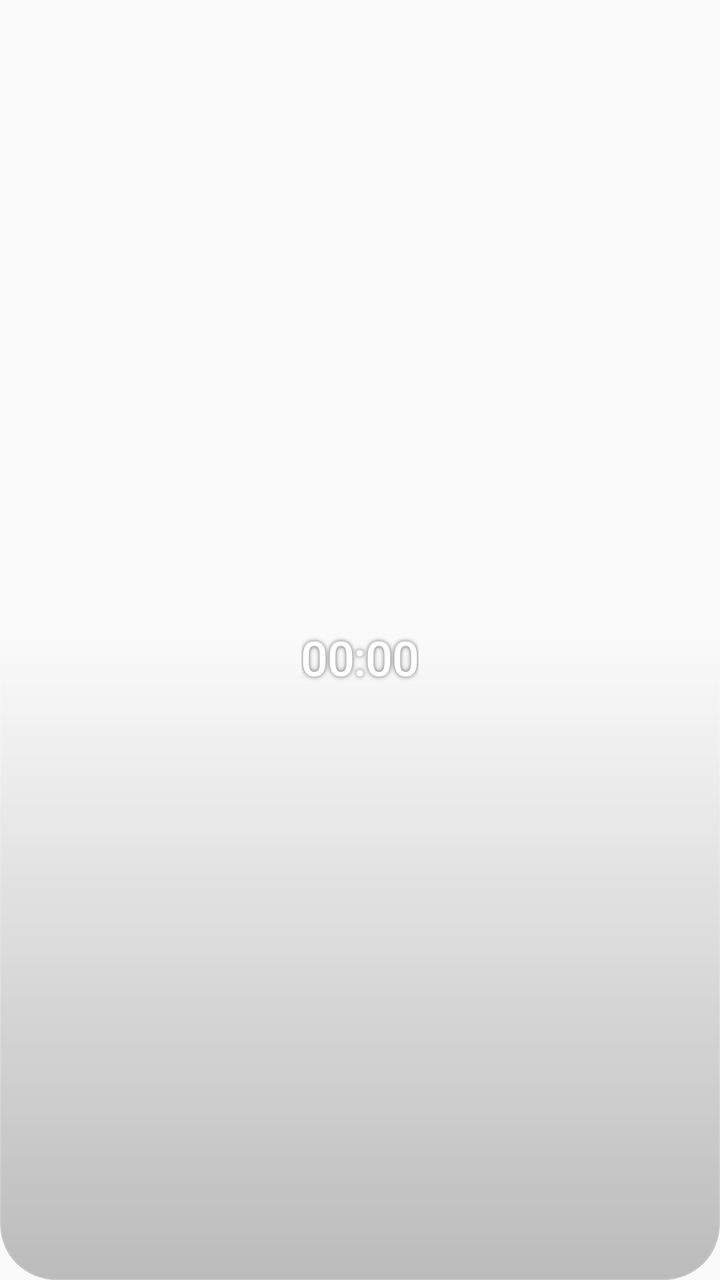
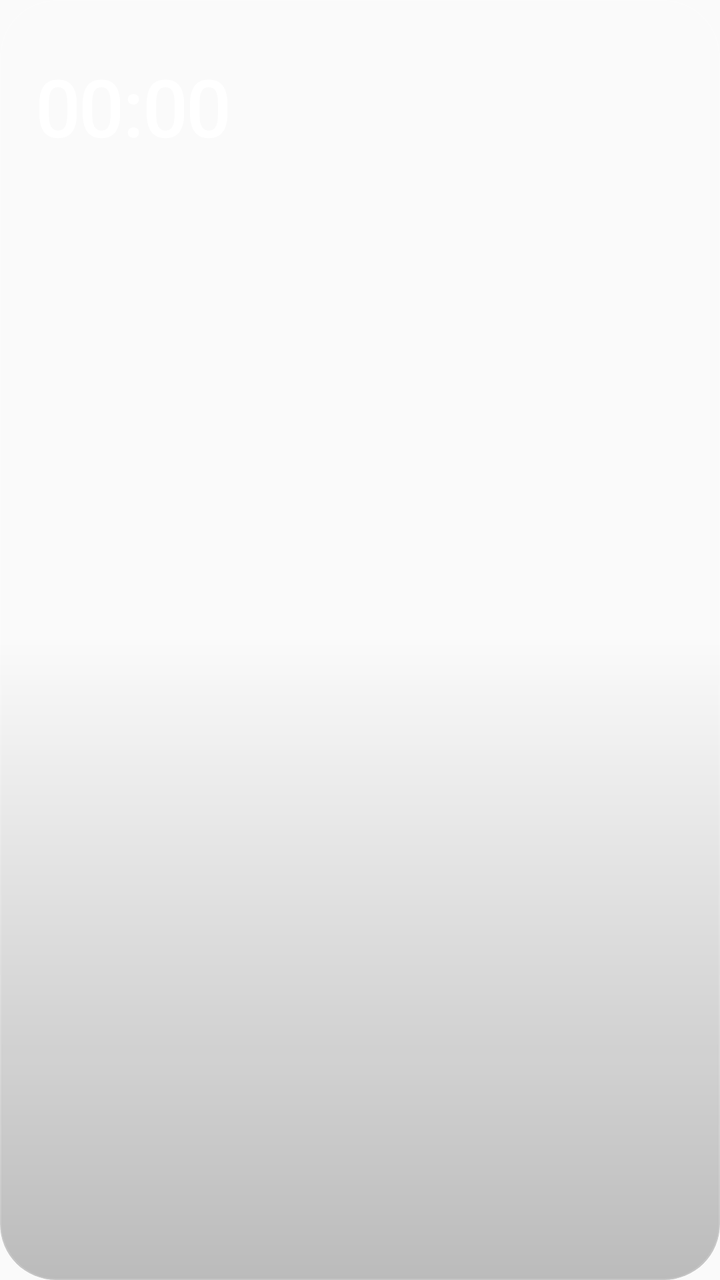

Screens rendered from an Android XML layout before and after an edit, with the pre-edit source and the edit as a unified diff.
<!-- AndroidManifest.xml: application theme Theme.Waktiva -->
<!-- res/layout/widget_my_day.xml -->
<?xml version="1.0" encoding="utf-8"?>
<FrameLayout xmlns:android="http://schemas.android.com/apk/res/android"
    android:id="@android:id/background"
    android:layout_width="match_parent"
    android:layout_height="match_parent"
    android:background="@drawable/widget_clip"
    android:clipToOutline="true">

    <ImageView
        android:id="@+id/widget_bg"
        android:layout_width="match_parent"
        android:layout_height="match_parent"
        android:scaleType="fitXY" />

    <ImageView
        android:layout_width="match_parent"
        android:layout_height="match_parent"
        android:scaleType="fitXY"
        android:src="@drawable/widget_sheen" />

    <LinearLayout
        android:id="@+id/widget_content"
        android:layout_width="match_parent"
        android:layout_height="match_parent"
        android:orientation="vertical"
        android:paddingStart="14dp"
        android:paddingTop="12dp"
        android:paddingEnd="14dp"
        android:paddingBottom="10dp">

        
        <LinearLayout
            android:layout_width="match_parent"
            android:layout_height="wrap_content"
            android:gravity="center_vertical"
            android:orientation="horizontal">

            <LinearLayout
                android:layout_width="0dp"
                android:layout_height="wrap_content"
                android:layout_weight="1"
                android:orientation="vertical">

                <TextView
                    android:id="@+id/widget_location"
                    android:layout_width="match_parent"
                    android:layout_height="wrap_content"
                    android:ellipsize="end"
                    android:fontFamily="sans-serif"
                    android:maxLines="1"
                    android:textColor="#FFFFFFFF"
                    android:textSize="15sp"
                    android:textStyle="bold" />

                <TextView
                    android:id="@+id/widget_date"
                    android:layout_width="match_parent"
                    android:layout_height="wrap_content"
                    android:ellipsize="end"
                    android:fontFamily="sans-serif-medium"
                    android:maxLines="1"
                    android:textColor="#B3FFFFFF"
                    android:textSize="11sp" />
            </LinearLayout>

            <LinearLayout
                android:id="@+id/widget_weather_now"
                android:layout_width="wrap_content"
                android:layout_height="wrap_content"
                android:layout_marginStart="8dp"
                android:gravity="center_vertical"
                android:orientation="horizontal">

                <ImageView
                    android:id="@+id/widget_weather_icon"
                    android:layout_width="32dp"
                    android:layout_height="32dp"
                    android:layout_marginEnd="4dp"
                    android:scaleType="fitCenter" />

                <LinearLayout
                    android:layout_width="wrap_content"
                    android:layout_height="wrap_content"
                    android:gravity="end"
                    android:orientation="vertical">

                    <TextView
                        android:id="@+id/widget_temp"
                        android:layout_width="wrap_content"
                        android:layout_height="wrap_content"
                        android:fontFamily="sans-serif-medium"
                        android:fontFeatureSettings="tnum"
                        android:includeFontPadding="false"
                        android:maxLines="1"
                        android:textColor="#FFFFFFFF"
                        android:textSize="20sp" />

                    <TextView
                        android:id="@+id/widget_weather_range"
                        android:layout_width="wrap_content"
                        android:layout_height="wrap_content"
                        android:fontFamily="sans-serif-medium"
                        android:fontFeatureSettings="tnum"
                        android:maxLines="1"
                        android:textColor="#B3FFFFFF"
                        android:textSize="10sp" />
                </LinearLayout>
            </LinearLayout>
        </LinearLayout>

        
        <FrameLayout
            android:layout_width="match_parent"
            android:layout_height="0dp"
            android:layout_marginTop="4dp"
            android:layout_weight="1">

            <ImageView
                android:id="@+id/widget_ring"
                android:layout_width="match_parent"
                android:layout_height="match_parent"
                android:scaleType="fitCenter" />

            <LinearLayout
                android:layout_width="wrap_content"
                android:layout_height="wrap_content"
                android:layout_gravity="center"
                android:gravity="center_horizontal"
                android:orientation="vertical">

                <LinearLayout
                    android:layout_width="wrap_content"
                    android:layout_height="wrap_content"
                    android:gravity="center_vertical"
                    android:orientation="horizontal">

                    <ImageView
                        android:id="@+id/widget_icon"
                        android:layout_width="13dp"
                        android:layout_height="13dp"
                        android:layout_marginEnd="5dp"
                        android:scaleType="fitCenter" />

                    <TextView
                        android:id="@+id/widget_name"
                        android:layout_width="wrap_content"
                        android:layout_height="wrap_content"
                        android:ellipsize="end"
                        android:fontFamily="sans-serif-medium"
                        android:letterSpacing="0.08"
                        android:maxLines="1"
                        android:shadowColor="#99000000"
                        android:shadowRadius="4"
                        android:textAllCaps="true"
                        android:textColor="#FFFFFFFF"
                        android:textSize="11sp"
                        android:textStyle="bold" />
                </LinearLayout>

                <Chronometer
                    android:id="@+id/widget_chrono"
                    android:layout_width="wrap_content"
                    android:layout_height="wrap_content"
                    android:countDown="true"
                    android:fontFamily="sans-serif-medium"
                    android:fontFeatureSettings="tnum"
                    android:includeFontPadding="false"
                    android:letterSpacing="-0.02"
                    android:maxLines="1"
                    android:shadowColor="#99000000"
                    android:shadowRadius="6"
                    android:textColor="#FFFFFFFF"
                    android:textSize="24sp" />

                <TextView
                    android:id="@+id/widget_time"
                    android:layout_width="wrap_content"
                    android:layout_height="wrap_content"
                    android:layout_marginTop="1dp"
                    android:fontFamily="sans-serif-medium"
                    android:fontFeatureSettings="tnum"
                    android:maxLines="1"
                    android:shadowColor="#99000000"
                    android:shadowRadius="4"
                    android:textColor="#B3FFFFFF"
                    android:textSize="11sp" />
            </LinearLayout>
        </FrameLayout>

        
        <LinearLayout
            android:id="@+id/widget_log_header"
            android:layout_width="match_parent"
            android:layout_height="wrap_content"
            android:layout_marginTop="4dp"
            android:gravity="center_vertical"
            android:orientation="horizontal"
            android:paddingStart="4dp"
            android:paddingEnd="4dp">

            <TextView
                android:id="@+id/widget_log_count"
                android:layout_width="0dp"
                android:layout_height="wrap_content"
                android:layout_weight="1"
                android:ellipsize="end"
                android:fontFamily="sans-serif-medium"
                android:maxLines="1"
                android:textColor="#CCFFFFFF"
                android:textSize="11sp" />

            <TextView
                android:id="@+id/widget_streak"
                android:layout_width="wrap_content"
                android:layout_height="wrap_content"
                android:layout_marginStart="8dp"
                android:ellipsize="end"
                android:fontFamily="sans-serif-medium"
                android:maxLines="1"
                android:textColor="#FFFFD54F"
                android:textSize="11sp" />
        </LinearLayout>

        
        <LinearLayout
            android:id="@+id/widget_log"
            android:layout_width="match_parent"
            android:layout_height="wrap_content"
            android:layout_marginTop="4dp"
            android:orientation="horizontal" />
    </LinearLayout>

    <include layout="@layout/widget_empty" />

</FrameLayout>
<!-- res/layout/widget_empty.xml (included above) -->
<?xml version="1.0" encoding="utf-8"?>
<LinearLayout xmlns:android="http://schemas.android.com/apk/res/android"
    android:id="@+id/widget_empty"
    android:layout_width="match_parent"
    android:layout_height="match_parent"
    android:gravity="center"
    android:orientation="vertical"
    android:padding="@dimen/widget_padding"
    android:visibility="gone">

    <ImageView
        android:layout_width="40dp"
        android:layout_height="40dp"
        android:src="@drawable/ic_launcher_foreground" />

    <TextView
        android:layout_width="wrap_content"
        android:layout_height="wrap_content"
        android:layout_marginTop="4dp"
        android:fontFamily="sans-serif-medium"
        android:gravity="center"
        android:text="@string/widget_empty"
        android:textColor="#B3FFFFFF"
        android:textSize="12sp" />

</LinearLayout>
<!-- resources referenced by this layout -->
<resources>
  <dimen name="widget_padding">16dp</dimen>
  <!-- drawable ic_launcher_foreground: vector/xml drawable (drawable, 3406 chars, omitted) -->
  <!-- drawable widget_clip (drawable) -->
  <?xml version="1.0" encoding="utf-8"?>
  <shape xmlns:android="http://schemas.android.com/apk/res/android"
      android:shape="rectangle">
      <corners android:radius="@dimen/widget_corner_radius" />
      <solid android:color="@android:color/transparent" />
  </shape>
  <!-- drawable widget_sheen (drawable) -->
  <?xml version="1.0" encoding="utf-8"?>
  <layer-list xmlns:android="http://schemas.android.com/apk/res/android">
      <item>
          <shape android:shape="rectangle">
              <gradient
                  android:angle="270"
                  android:startColor="#26FFFFFF"
                  android:centerColor="#00FFFFFF"
                  android:endColor="#00FFFFFF"
                  android:type="linear" />
              <corners android:radius="@dimen/widget_corner_radius" />
          </shape>
      </item>
      <item>
          <shape android:shape="rectangle">
              <gradient
                  android:angle="90"
                  android:startColor="#40000000"
                  android:centerColor="#00000000"
                  android:endColor="#00000000"
                  android:type="linear" />
              <corners android:radius="@dimen/widget_corner_radius" />
          </shape>
      </item>
      <item>
          <shape android:shape="rectangle">
              <stroke android:width="0.5dp" android:color="#24FFFFFF" />
              <corners android:radius="@dimen/widget_corner_radius" />
          </shape>
      </item>
  </layer-list>
  <string name="widget_empty">Open Waktiva to load prayer times</string>
  <style name="Theme.Waktiva" parent="Theme.AppCompat.DayNight.NoActionBar" />
  <dimen name="widget_corner_radius">22dp</dimen>
</resources>

<!-- the commit's change to res/layout/widget_my_day.xml (unified diff, before → after) -->
@@ -23,216 +23,180 @@
         android:layout_width="match_parent"
         android:layout_height="match_parent"
         android:orientation="vertical"
-        android:paddingStart="14dp"
-        android:paddingTop="12dp"
-        android:paddingEnd="14dp"
-        android:paddingBottom="10dp">
-
-        
+        android:paddingStart="18dp"
+        android:paddingTop="14dp"
+        android:paddingEnd="16dp"
+        android:paddingBottom="12dp">
+
         <LinearLayout
             android:layout_width="match_parent"
             android:layout_height="wrap_content"
             android:gravity="center_vertical"
             android:orientation="horizontal">
 
-            <LinearLayout
+            <include
+                layout="@layout/widget_moment"
                 android:layout_width="0dp"
                 android:layout_height="wrap_content"
-                android:layout_weight="1"
-                android:orientation="vertical">
-
-                <TextView
-                    android:id="@+id/widget_location"
-                    android:layout_width="match_parent"
-                    android:layout_height="wrap_content"
-                    android:ellipsize="end"
-                    android:fontFamily="sans-serif"
-                    android:maxLines="1"
-                    android:textColor="#FFFFFFFF"
-                    android:textSize="15sp"
-                    android:textStyle="bold" />
-
-                <TextView
-                    android:id="@+id/widget_date"
-                    android:layout_width="match_parent"
-                    android:layout_height="wrap_content"
-                    android:ellipsize="end"
-                    android:fontFamily="sans-serif-medium"
-                    android:maxLines="1"
-                    android:textColor="#B3FFFFFF"
-                    android:textSize="11sp" />
-            </LinearLayout>
-
-            <LinearLayout
-                android:id="@+id/widget_weather_now"
-                android:layout_width="wrap_content"
-                android:layout_height="wrap_content"
-                android:layout_marginStart="8dp"
-                android:gravity="center_vertical"
-                android:orientation="horizontal">
-
-                <ImageView
-                    android:id="@+id/widget_weather_icon"
-                    android:layout_width="32dp"
-                    android:layout_height="32dp"
-                    android:layout_marginEnd="4dp"
-                    android:scaleType="fitCenter" />
-
-                <LinearLayout
-                    android:layout_width="wrap_content"
-                    android:layout_height="wrap_content"
-                    android:gravity="end"
-                    android:orientation="vertical">
-
-                    <TextView
-                        android:id="@+id/widget_temp"
-                        android:layout_width="wrap_content"
-                        android:layout_height="wrap_content"
-                        android:fontFamily="sans-serif-medium"
-                        android:fontFeatureSettings="tnum"
-                        android:includeFontPadding="false"
-                        android:maxLines="1"
-                        android:textColor="#FFFFFFFF"
-                        android:textSize="20sp" />
-
-                    <TextView
-                        android:id="@+id/widget_weather_range"
-                        android:layout_width="wrap_content"
-                        android:layout_height="wrap_content"
-                        android:fontFamily="sans-serif-medium"
-                        android:fontFeatureSettings="tnum"
-                        android:maxLines="1"
-                        android:textColor="#B3FFFFFF"
-                        android:textSize="10sp" />
-                </LinearLayout>
-            </LinearLayout>
-        </LinearLayout>
-
-        
-        <FrameLayout
-            android:layout_width="match_parent"
-            android:layout_height="0dp"
-            android:layout_marginTop="4dp"
-            android:layout_weight="1">
-
-            <ImageView
-                android:id="@+id/widget_ring"
-                android:layout_width="match_parent"
-                android:layout_height="match_parent"
-                android:scaleType="fitCenter" />
+                android:layout_weight="1" />
 
             <LinearLayout
                 android:layout_width="wrap_content"
                 android:layout_height="wrap_content"
-                android:layout_gravity="center"
-                android:gravity="center_horizontal"
+                android:layout_marginStart="10dp"
+                android:gravity="end"
                 android:orientation="vertical">
 
-                <LinearLayout
-                    android:layout_width="wrap_content"
-                    android:layout_height="wrap_content"
-                    android:gravity="center_vertical"
-                    android:orientation="horizontal">
-
-                    <ImageView
-                        android:id="@+id/widget_icon"
-                        android:layout_width="13dp"
-                        android:layout_height="13dp"
-                        android:layout_marginEnd="5dp"
-                        android:scaleType="fitCenter" />
-
-                    <TextView
-                        android:id="@+id/widget_name"
-                        android:layout_width="wrap_content"
-                        android:layout_height="wrap_content"
-                        android:ellipsize="end"
-                        android:fontFamily="sans-serif-medium"
-                        android:letterSpacing="0.08"
-                        android:maxLines="1"
-                        android:shadowColor="#99000000"
-                        android:shadowRadius="4"
-                        android:textAllCaps="true"
-                        android:textColor="#FFFFFFFF"
-                        android:textSize="11sp"
-                        android:textStyle="bold" />
-                </LinearLayout>
-
-                <Chronometer
-                    android:id="@+id/widget_chrono"
-                    android:layout_width="wrap_content"
-                    android:layout_height="wrap_content"
-                    android:countDown="true"
-                    android:fontFamily="sans-serif-medium"
-                    android:fontFeatureSettings="tnum"
-                    android:includeFontPadding="false"
-                    android:letterSpacing="-0.02"
-                    android:maxLines="1"
-                    android:shadowColor="#99000000"
-                    android:shadowRadius="6"
-                    android:textColor="#FFFFFFFF"
-                    android:textSize="24sp" />
-
-                <TextView
-                    android:id="@+id/widget_time"
-                    android:layout_width="wrap_content"
-                    android:layout_height="wrap_content"
-                    android:layout_marginTop="1dp"
-                    android:fontFamily="sans-serif-medium"
-                    android:fontFeatureSettings="tnum"
-                    android:maxLines="1"
-                    android:shadowColor="#99000000"
-                    android:shadowRadius="4"
-                    android:textColor="#B3FFFFFF"
-                    android:textSize="11sp" />
+                <include layout="@layout/widget_weather_now" />
+
+                <include
+                    layout="@layout/widget_mark_button"
+                    android:layout_width="68dp"
+                    android:layout_height="68dp"
+                    android:layout_marginTop="6dp" />
             </LinearLayout>
-        </FrameLayout>
+        </LinearLayout>
+
+        <ImageView
+            android:id="@+id/widget_ring"
+            android:layout_width="match_parent"
+            android:layout_height="0dp"
+            android:layout_marginTop="8dp"
+            android:layout_marginBottom="8dp"
+            android:layout_weight="1"
+            android:scaleType="fitCenter" />
 
         
         <LinearLayout
-            android:id="@+id/widget_log_header"
+            android:id="@+id/widget_times"
             android:layout_width="match_parent"
             android:layout_height="wrap_content"
-            android:layout_marginTop="4dp"
-            android:gravity="center_vertical"
-            android:orientation="horizontal"
-            android:paddingStart="4dp"
-            android:paddingEnd="4dp">
-
-            <TextView
-                android:id="@+id/widget_log_count"
-                android:layout_width="0dp"
-                android:layout_height="wrap_content"
-                android:layout_weight="1"
-                android:ellipsize="end"
-                android:fontFamily="sans-serif-medium"
-                android:maxLines="1"
-                android:textColor="#CCFFFFFF"
-                android:textSize="11sp" />
-
-            <TextView
-                android:id="@+id/widget_streak"
-                android:layout_width="wrap_content"
-                android:layout_height="wrap_content"
-                android:layout_marginStart="8dp"
-                android:ellipsize="end"
-                android:fontFamily="sans-serif-medium"
-                android:maxLines="1"
-                android:textColor="#FFFFD54F"
-                android:textSize="11sp" />
-        </LinearLayout>
-
-        
-        <LinearLayout
-            android:id="@+id/widget_log"
-            android:layout_width="match_parent"
-            android:layout_height="wrap_content"
-            android:layout_marginTop="4dp"
             android:orientation="horizontal" />
     </LinearLayout>
 
     <include layout="@layout/widget_empty" />
 
 </FrameLayout>
+<!-- res/layout/widget_moment.xml (included above) -->
+<?xml version="1.0" encoding="utf-8"?>
+<LinearLayout xmlns:android="http://schemas.android.com/apk/res/android"
+    android:layout_width="match_parent"
+    android:layout_height="wrap_content"
+    android:orientation="vertical">
+
+    <LinearLayout
+        android:id="@+id/widget_label_row"
+        android:layout_width="wrap_content"
+        android:layout_height="wrap_content"
+        android:gravity="center_vertical"
+        android:orientation="horizontal">
+
+        <ImageView
+            android:id="@+id/widget_label_check"
+            android:layout_width="14dp"
+            android:layout_height="14dp"
+            android:layout_marginEnd="5dp"
+            android:scaleType="fitCenter"
+            android:src="@drawable/ic_widget_check"
+            android:tint="#FFFFD54F"
+            android:visibility="gone" />
+
+        <TextView
+            android:id="@+id/widget_label"
+            android:layout_width="wrap_content"
+            android:layout_height="wrap_content"
+            android:ellipsize="end"
+            android:fontFamily="sans-serif-medium"
+            android:maxLines="1"
+            android:textColor="#B3FFFFFF"
+            android:textSize="13sp" />
+    </LinearLayout>
+
+    <Chronometer
+        android:id="@+id/widget_chrono"
+        android:layout_width="wrap_content"
+        android:layout_height="wrap_content"
+        android:countDown="true"
+        android:fontFamily="sans-serif-medium"
+        android:fontFeatureSettings="tnum"
+        android:includeFontPadding="false"
+        android:letterSpacing="-0.02"
+        android:maxLines="1"
+        android:textColor="#FFFFFFFF"
+        android:textSize="40sp" />
+
+    <TextView
+        android:id="@+id/widget_sub"
+        android:layout_width="match_parent"
+        android:layout_height="wrap_content"
+        android:layout_marginTop="2dp"
+        android:ellipsize="end"
+        android:fontFamily="sans-serif-medium"
+        android:fontFeatureSettings="tnum"
+        android:maxLines="1"
+        android:textColor="#B3FFFFFF"
+        android:textSize="13sp" />
+</LinearLayout>
+<!-- res/layout/widget_weather_now.xml (included above) -->
+<?xml version="1.0" encoding="utf-8"?>
+<LinearLayout xmlns:android="http://schemas.android.com/apk/res/android"
+    android:id="@+id/widget_weather"
+    android:layout_width="wrap_content"
+    android:layout_height="wrap_content"
+    android:gravity="center_vertical"
+    android:orientation="horizontal">
+
+    <ImageView
+        android:id="@+id/widget_weather_icon"
+        android:layout_width="18dp"
+        android:layout_height="18dp"
+        android:layout_marginEnd="4dp"
+        android:scaleType="fitCenter" />
+
+    <TextView
+        android:id="@+id/widget_temp"
+        android:layout_width="wrap_content"
+        android:layout_height="wrap_content"
+        android:fontFamily="sans-serif-medium"
+        android:fontFeatureSettings="tnum"
+        android:maxLines="1"
+        android:textColor="#CCFFFFFF"
+        android:textSize="13sp" />
+</LinearLayout>
+<!-- res/layout/widget_mark_button.xml (included above) -->
+<?xml version="1.0" encoding="utf-8"?>
+<LinearLayout xmlns:android="http://schemas.android.com/apk/res/android"
+    android:id="@+id/widget_mark"
+    android:layout_width="72dp"
+    android:layout_height="72dp"
+    android:background="@drawable/widget_mark_button"
+    android:gravity="center"
+    android:orientation="vertical"
+    android:visibility="gone">
+
+    <ImageView
+        android:layout_width="24dp"
+        android:layout_height="24dp"
+        android:scaleType="fitCenter"
+        android:src="@drawable/ic_widget_check"
+        android:tint="#FF3B2A00" />
+
+    <TextView
+        android:id="@+id/widget_mark_text"
+        android:layout_width="wrap_content"
+        android:layout_height="wrap_content"
+        android:layout_marginTop="1dp"
+        android:ellipsize="end"
+        android:fontFamily="sans-serif-medium"
+        android:gravity="center"
+        android:maxLines="1"
+        android:paddingStart="4dp"
+        android:paddingEnd="4dp"
+        android:text="@string/prayer_log_mark"
+        android:textColor="#FF3B2A00"
+        android:textSize="12sp"
+        android:textStyle="bold" />
+</LinearLayout>
 <!-- res/layout/widget_empty.xml (included above) -->
 <?xml version="1.0" encoding="utf-8"?>
 <LinearLayout xmlns:android="http://schemas.android.com/apk/res/android"
<!-- resource entries referenced after the edit -->
@@ -2,12 +2,33 @@
 <resources>
   <dimen name="widget_padding">16dp</dimen>
   <!-- drawable ic_launcher_foreground: vector/xml drawable (drawable, 3406 chars, omitted) -->
+  <!-- drawable ic_widget_check (drawable) -->
+  <?xml version="1.0" encoding="utf-8"?>
+  <vector xmlns:android="http://schemas.android.com/apk/res/android"
+      android:width="24dp"
+      android:height="24dp"
+      android:viewportWidth="24"
+      android:viewportHeight="24">
+      <path
+          android:pathData="M5,12.5L9.8,17.2L19,7.2"
+          android:strokeWidth="3"
+          android:strokeColor="#FFFFFFFF"
+          android:strokeLineCap="round"
+          android:strokeLineJoin="round" />
+  </vector>
   <!-- drawable widget_clip (drawable) -->
   <?xml version="1.0" encoding="utf-8"?>
   <shape xmlns:android="http://schemas.android.com/apk/res/android"
       android:shape="rectangle">
       <corners android:radius="@dimen/widget_corner_radius" />
       <solid android:color="@android:color/transparent" />
+  </shape>
+  <!-- drawable widget_mark_button (drawable) -->
+  <?xml version="1.0" encoding="utf-8"?>
+  <shape xmlns:android="http://schemas.android.com/apk/res/android"
+      android:shape="oval">
+      <solid android:color="#FFFFD54F" />
+      <stroke android:width="1.5dp" android:color="#E6FFF3C4" />
   </shape>
   <!-- drawable widget_sheen (drawable) -->
   <?xml version="1.0" encoding="utf-8"?>
@@ -41,6 +62,7 @@
           </shape>
       </item>
   </layer-list>
+  <string name="prayer_log_mark">I prayed</string>
   <string name="widget_empty">Open Waktiva to load prayer times</string>
   <style name="Theme.Waktiva" parent="Theme.AppCompat.DayNight.NoActionBar" />
   <dimen name="widget_corner_radius">22dp</dimen>
